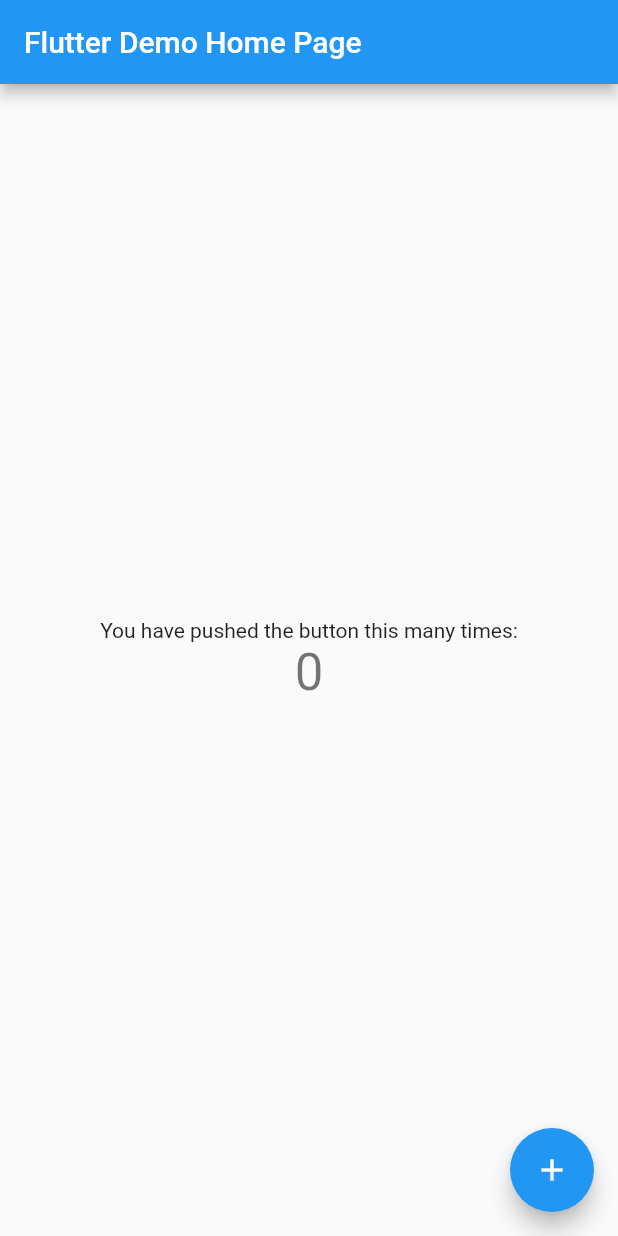
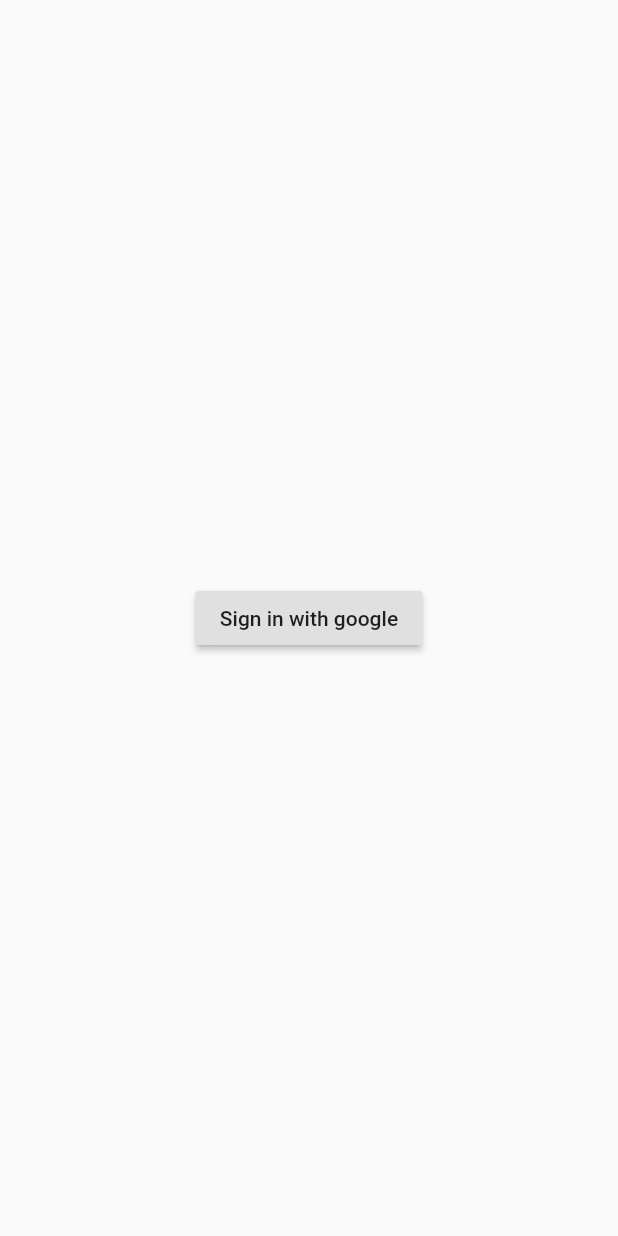
Before and after one commit to joaobartolot/mymoney_app, a Flutter app: the screen it shows after launch, on a phone screen of 412 x 824 dp. Run offline on Flutter 3.47's test engine with Material 2 defaults, Android fonts, the phone set to English and light mode, and no system bars; our stand-ins replace firebase_auth, firebase_core, google_sign_in; accounts and stored records are empty.

Commit message:
Google authentication

```diff
--- a/lib/main.dart
+++ b/lib/main.dart
@@ -1,117 +1,41 @@
+import 'package:firebase_auth/firebase_auth.dart';
+import 'package:firebase_core/firebase_core.dart';
 import 'package:flutter/material.dart';
+import 'package:mymoney_app/pages/home.dart';
+import 'package:mymoney_app/pages/login.dart';
 
-void main() {
-  runApp(MyApp());
+void main() async {
+  WidgetsFlutterBinding.ensureInitialized();
+  await Firebase.initializeApp();
+
+  FirebaseAuth.instance.signOut();
+  bool isLogged = FirebaseAuth.instance.currentUser != null;
+
+  runApp(App(initRoute: isLogged ? '/' : '/login'));
 }
 
-class MyApp extends StatelessWidget {
-  // This widget is the root of your application.
+class App extends StatelessWidget {
+  final String initRoute;
+
+  App({this.initRoute});
+
   @override
   Widget build(BuildContext context) {
     return MaterialApp(
-      title: 'Flutter Demo',
+      debugShowCheckedModeBanner: false,
       theme: ThemeData(
-        // This is the theme of your application.
-        //
-        // Try running your application with "flutter run". You'll see the
-        // application has a blue toolbar. Then, without quitting the app, try
-        // changing the primarySwatch below to Colors.green and then invoke
-        // "hot reload" (press "r" in the console where you ran "flutter run",
-        // or simply save your changes to "hot reload" in a Flutter IDE).
-        // Notice that the counter didn't reset back to zero; the application
-        // is not restarted.
-        primarySwatch: Colors.blue,
-        // This makes the visual density adapt to the platform that you run
-        // the app on. For desktop platforms, the controls will be smaller and
-        // closer together (more dense) than on mobile platforms.
-        visualDensity: VisualDensity.adaptivePlatformDensity,
-      ),
-      home: MyHomePage(title: 'Flutter Demo Home Page'),
+          primaryColorDark: Color(0xff072028),
+          primaryColor: Color(0xff0f4c75),
+          accentColor: Color(0xff0f4c81),
+          textTheme: Theme.of(context).textTheme.apply(
+                bodyColor: Color(0xff072028),
+                displayColor: Color(0xff072028),
+              )),
+      initialRoute: initRoute,
+      routes: {
+        '/': (context) => HomePage(),
+        '/login': (context) => LoginPage(),
+      },
     );
   }
 }
-
-class MyHomePage extends StatefulWidget {
-  MyHomePage({Key key, this.title}) : super(key: key);
-
-  // This widget is the home page of your application. It is stateful, meaning
-  // that it has a State object (defined below) that contains fields that affect
-  // how it looks.
-
-  // This class is the configuration for the state. It holds the values (in this
-  // case the title) provided by the parent (in this case the App widget) and
-  // used by the build method of the State. Fields in a Widget subclass are
-  // always marked "final".
-
-  final String title;
-
-  @override
-  _MyHomePageState createState() => _MyHomePageState();
-}
-
-class _MyHomePageState extends State<MyHomePage> {
-  int _counter = 0;
-
-  void _incrementCounter() {
-    setState(() {
-      // This call to setState tells the Flutter framework that something has
-      // changed in this State, which causes it to rerun the build method below
-      // so that the display can reflect the updated values. If we changed
-      // _counter without calling setState(), then the build method would not be
-      // called again, and so nothing would appear to happen.
-      _counter++;
-    });
-  }
-
-  @override
-  Widget build(BuildContext context) {
-    // This method is rerun every time setState is called, for instance as done
-    // by the _incrementCounter method above.
-    //
-    // The Flutter framework has been optimized to make rerunning build methods
-    // fast, so that you can just rebuild anything that needs updating rather
-    // than having to individually change instances of widgets.
-    return Scaffold(
-      appBar: AppBar(
-        // Here we take the value from the MyHomePage object that was created by
-        // the App.build method, and use it to set our appbar title.
-        title: Text(widget.title),
-      ),
-      body: Center(
-        // Center is a layout widget. It takes a single child and positions it
-        // in the middle of the parent.
-        child: Column(
-          // Column is also a layout widget. It takes a list of children and
-          // arranges them vertically. By default, it sizes itself to fit its
-          // children horizontally, and tries to be as tall as its parent.
-          //
-          // Invoke "debug painting" (press "p" in the console, choose the
-          // "Toggle Debug Paint" action from the Flutter Inspector in Android
-          // Studio, or the "Toggle Debug Paint" command in Visual Studio Code)
-          // to see the wireframe for each widget.
-          //
-          // Column has various properties to control how it sizes itself and
-          // how it positions its children. Here we use mainAxisAlignment to
-          // center the children vertically; the main axis here is the vertical
-          // axis because Columns are vertical (the cross axis would be
-          // horizontal).
-          mainAxisAlignment: MainAxisAlignment.center,
-          children: <Widget>[
-            Text(
-              'You have pushed the button this many times:',
-            ),
-            Text(
-              '$_counter',
-              style: Theme.of(context).textTheme.headline4,
-            ),
-          ],
-        ),
-      ),
-      floatingActionButton: FloatingActionButton(
-        onPressed: _incrementCounter,
-        tooltip: 'Increment',
-        child: Icon(Icons.add),
-      ), // This trailing comma makes auto-formatting nicer for build methods.
-    );
-  }
-}
--- /dev/null
+++ b/lib/pages/login.dart
@@ -0,0 +1,56 @@
+import 'package:firebase_auth/firebase_auth.dart';
+import 'package:flutter/material.dart';
+import 'package:google_sign_in/google_sign_in.dart';
+
+class LoginPage extends StatelessWidget {
+  final FirebaseAuth _auth = FirebaseAuth.instance;
+  final GoogleSignIn googleSignIn = GoogleSignIn();
+
+  @override
+  Widget build(BuildContext context) {
+    return Scaffold(
+      resizeToAvoidBottomInset: false,
+      body: SafeArea(
+        child: Center(
+          child: Column(
+            mainAxisAlignment: MainAxisAlignment.center,
+            children: [
+              RaisedButton(
+                child: Text('Sign in with google'),
+                onPressed: () async {
+                  await signIn();
+
+                  if (_auth.currentUser != null)
+                    Navigator.pushReplacementNamed(context, '/');
+                },
+              ),
+            ],
+          ),
+        ),
+      ),
+    );
+  }
+
+  Future signIn() async {
+    final GoogleSignInAccount googleSignInAccount = await googleSignIn.signIn();
+    final GoogleSignInAuthentication googleSignInAuthentication =
+        await googleSignInAccount.authentication;
+
+    final AuthCredential credential = GoogleAuthProvider.credential(
+      accessToken: googleSignInAuthentication.accessToken,
+      idToken: googleSignInAuthentication.idToken,
+    );
+
+    final UserCredential authResult =
+        await _auth.signInWithCredential(credential);
+    final User user = authResult.user;
+
+    if (user != null) {
+      assert(!user.isAnonymous);
+      assert(await user.getIdToken() != null);
+
+      final User currentUser = _auth.currentUser;
+      assert(user.uid == currentUser.uid);
+    }
+  }
+}
```
Also changed, not shown: lib/pages/home.dart (added, +22 -0 lines), pubspec.yaml (+4 -3 lines), pubspec.lock, 8 other files.
